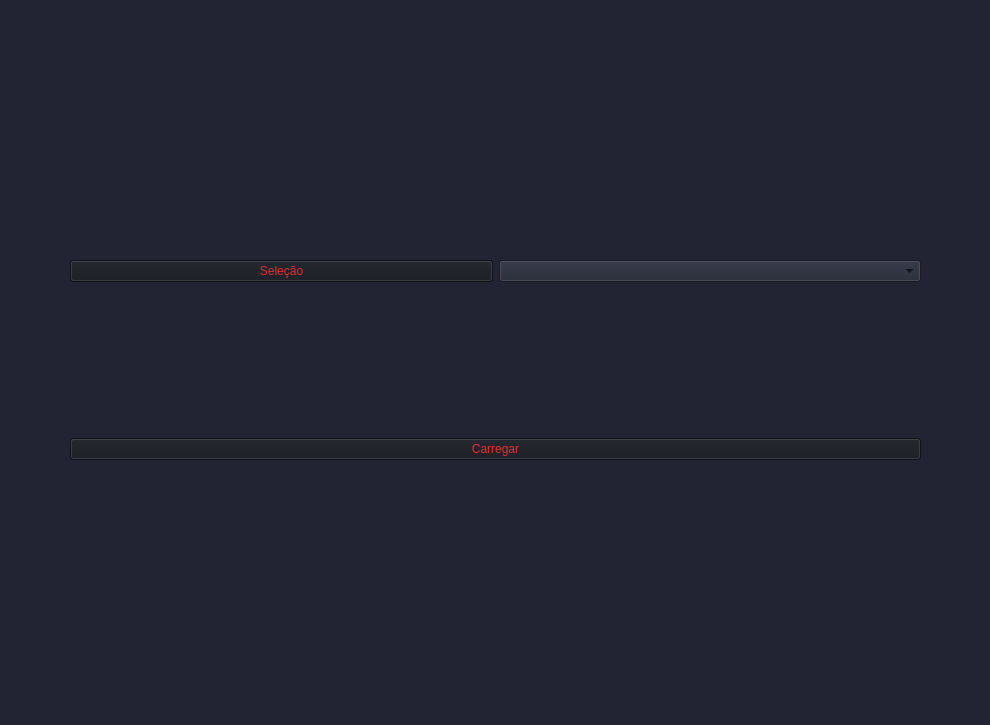
Before: the Qt Designer form reddragons/interface/ui_files/carregar.ui in Red-Dragons-UFSCar/red-visao, drawn with Qt 5.
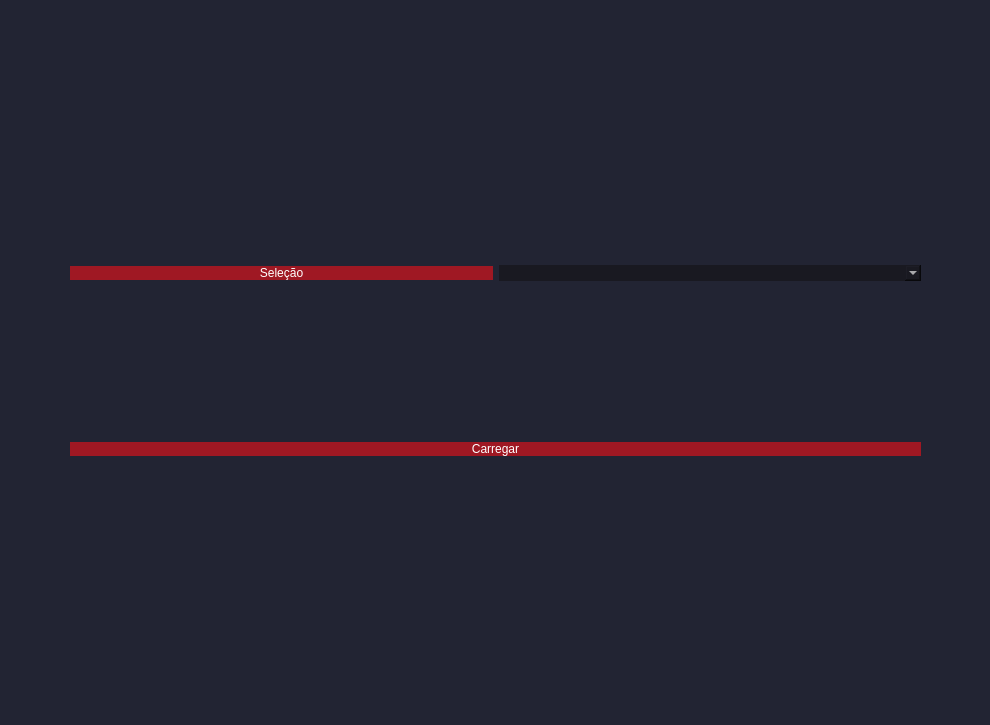
After: the same form once the commit is applied.

The edit to the form file:
```diff
--- a/reddragons/interface/ui_files/carregar.ui
+++ b/reddragons/interface/ui_files/carregar.ui
@@ -49,8 +49,9 @@
       <widget class="QPushButton" name="QT_carregar">
        <property name="styleSheet">
         <string notr="true">QPushButton{
-background-color: rgb(23, 25, 33);
-color: #E62E2E;
+	color: rgb(255, 255, 255);
+	background-color: #9F1823;
+	border-radius:0px;
 }
 QPushButton:hover{
 	background-color: #1B1D26;
@@ -67,8 +68,9 @@
         <widget class="QPushButton" name="QT_select">
          <property name="styleSheet">
           <string notr="true">QPushButton{
-background-color: rgb(23, 25, 33);
-color: #E62E2E;
+	color: rgb(255, 255, 255);
+	background-color: #9F1823;
+	border-radius:0px;
 }
 QPushButton:hover{
 	background-color: #1B1D26;
@@ -82,9 +84,10 @@
        <item>
         <widget class="QComboBox" name="QT_listaSalvos">
          <property name="styleSheet">
-          <string notr="true">QPushButton{
-background-color: rgb(23, 25, 33);
-color: #E62E2E;
+          <string notr="true">QComboBox{
+	color: rgb(255, 255, 255);
+	background-color: rgb(25, 25, 33);
+	border-radius:0px;
 }
 QPushButton:hover{
 	background-color: #1B1D26;
```
Left out of the diff: 14 changed lines with no effect on the pictures.
